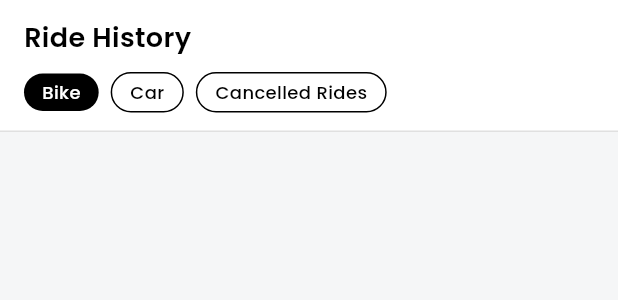
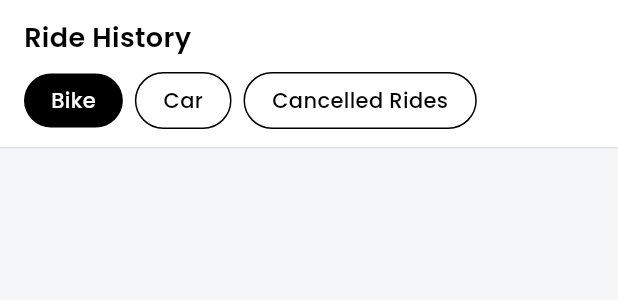
Before and after one commit to kaushalkb07/ride_sharing_app, a Flutter app: the ActivityAppBar widget shown alone on an empty page, opened directly with empty values, on a phone screen of 412 x 824 dp. Shown: the top 300 px of the screen. Run offline on Flutter 3.47's test engine with Material 3 defaults, Android fonts, the phone set to English and light mode, and no system bars; our stand-ins replace flutter_map, latlong2; network calls fail.

```diff
--- a/lib/components/activitybar.dart
+++ b/lib/components/activitybar.dart
@@ -68,7 +68,7 @@ class ActivityAppBarState extends State<ActivityAppBar> {
         widget.onFilterChanged(_selectedFilter);
       },
       child: Container(
-        padding: const EdgeInsets.symmetric(horizontal: 12, vertical: 4),
+        padding: const EdgeInsets.symmetric(horizontal: 18, vertical: 8),
         decoration: BoxDecoration(
           color: isSelected ? Colors.black : Colors.white,
           border: isSelected ? null : Border.all(color: Colors.black, width: 1),
@@ -77,7 +77,7 @@ class ActivityAppBarState extends State<ActivityAppBar> {
         child: Text(
           label,
           style: TextStyle(
-            fontSize: 12,
+            fontSize: 14,
             color: isSelected ? Colors.white : Colors.black,
             fontWeight: FontWeight.w500,
           ),
```
